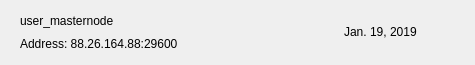
Before: the Qt Designer form src/qt/bcz/forms/mnrow.ui in SpecialCoins/bitcoincz, drawn with Qt 5.
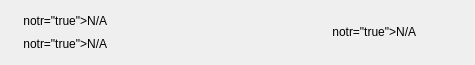
After: the same form once the commit is applied. Icons and pictures are not drawn.

What changed in the file:
```diff
--- a/src/qt/bcz/forms/mnrow.ui
+++ b/src/qt/bcz/forms/mnrow.ui
@@ -80,14 +80,14 @@
          <item>
           <widget class="QLabel" name="labelName">
            <property name="text">
-            <string>user_masternode</string>
+            <string> notr="true">N/A</string>
            </property>
           </widget>
          </item>
          <item>
           <widget class="QLabel" name="labelAddress">
            <property name="text">
-            <string>Address: 88.26.164.88:29600</string>
+            <string> notr="true">N/A</string>
            </property>
           </widget>
          </item>
@@ -110,7 +110,7 @@
       <item>
        <widget class="QLabel" name="labelDate">
         <property name="text">
-         <string>Jan. 19, 2019</string>
+         <string> notr="true">N/A</string>
         </property>
        </widget>
       </item>
```
